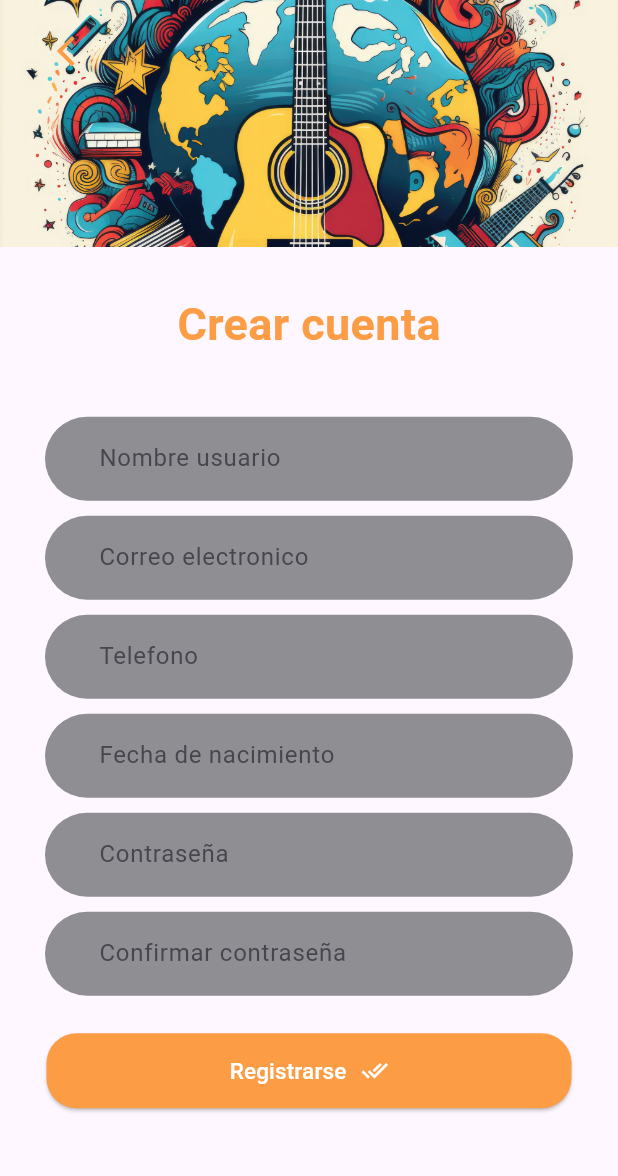
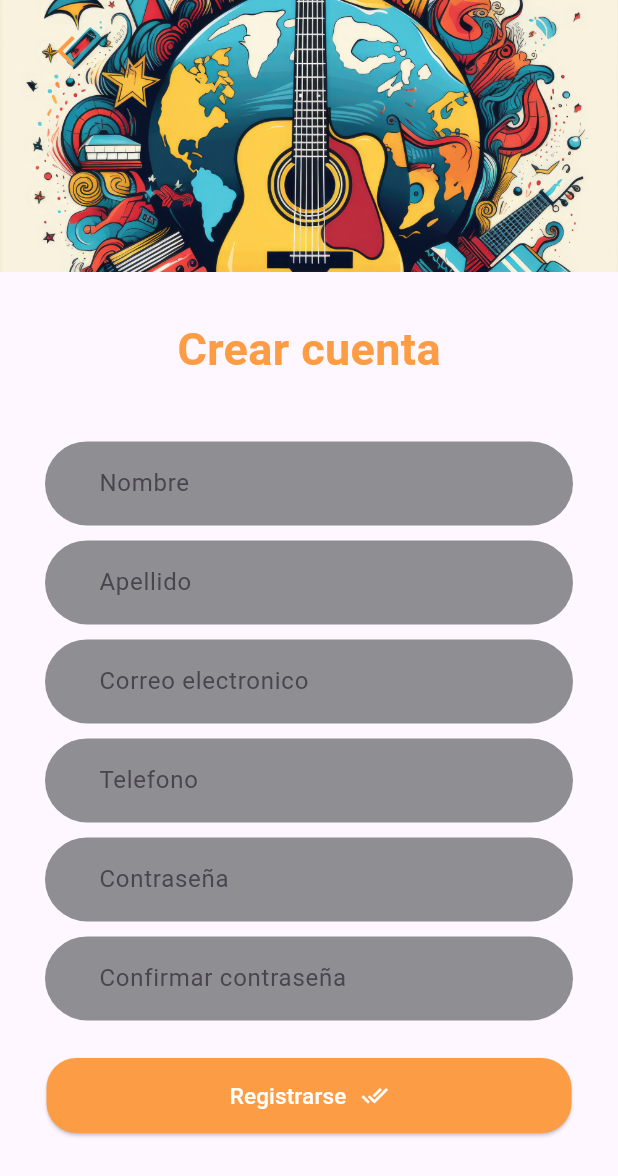
Before and after one commit to Mario-Fernando24/culturapp, a Flutter app: the RegisterView screen opened by its route, on a phone screen of 412 x 824 dp. Shown: the top 1176 px of the screen. Run offline on Flutter 3.47's test engine with Material 3 defaults, Android fonts, the phone set to English and light mode, and no system bars; our stand-ins replace bloc, cloud_firestore, equatable, firebase_auth, firebase_core, flutter_bloc; accounts and stored records are empty.

Commit message:
registro en auth y coleccion usuario

```diff
--- a/lib/data/authRepositoryImp.dart
+++ b/lib/data/authRepositoryImp.dart
@@ -32,7 +32,7 @@ class AuthRespositoryImpl implements AuthRespository {
         password: usuario.password!,
       );
 
-      Users users = Users(uid: userCredential.user!.uid);
+      Users users = Users(uid: userCredential.user!.uid, username: usuario.username, lastname: usuario.lastname, email: usuario.email, telefono: usuario.telefono);
       await FirebaseFirestore.instance
           .collection('Usuario')
           .doc(userCredential.user!.uid)
--- a/lib/domain/models/usuario.dart
+++ b/lib/domain/models/usuario.dart
@@ -7,6 +7,7 @@ String usersToJson(Users data) => json.encode(data.toJson());
 class Users {
   String ?uid;
   String ?username;
+  String ?lastname;
   String ?email;
   String ?telefono;
   String ?password;
@@ -15,6 +16,7 @@ class Users {
   Users({
     this.uid,
     this.username,
+    this.lastname,
     this.email,
     this.telefono,
     this.password,
@@ -24,6 +26,7 @@ class Users {
   factory Users.fromJson(Map<String, dynamic> json) => Users(
         uid: json["uid"],
         username: json["username"],
+        lastname: json["lastname"],
         email: json["email"],
         telefono: json["telefono"],
         password: json["password"],
@@ -33,6 +36,7 @@ class Users {
   Map<String, dynamic> toJson() => {
         "uid": uid,
         "username": username,
+        "lastname": lastname,
         "email": email,
         "telefono": telefono,
         "token": token,
--- a/lib/presentation/cubits/loginCubits/auth_state.dart
+++ b/lib/presentation/cubits/loginCubits/auth_state.dart
@@ -15,4 +15,7 @@ class AuthenticationSuccessBoolean extends AuthenticationState {
   final bool auth;
   AuthenticationSuccessBoolean(this.auth);
 }
-class AuthenticationFailure extends AuthenticationState {}
+class AuthenticationFailure extends AuthenticationState {
+  final String error;
+  AuthenticationFailure(this.error);
+}
--- a/lib/presentation/views/auth/register_view.dart
+++ b/lib/presentation/views/auth/register_view.dart
@@ -1,29 +1,63 @@
 import 'package:culturappco/config/themes/app_style.dart';
+import 'package:culturappco/domain/models/usuario.dart';
+import 'package:culturappco/presentation/cubits/loginCubits/auth_cubit.dart';
 import 'package:culturappco/presentation/widgets/back_button.dart';
 import 'package:culturappco/presentation/widgets/header_text.dart';
 import 'package:flutter/material.dart';
+import 'package:flutter_bloc/flutter_bloc.dart';
 
-class RegisterView extends StatelessWidget {
+class RegisterView extends StatefulWidget {
   const RegisterView({super.key});
+
+  @override
+  State<RegisterView> createState() => _RegisterViewState();
+}
+
+class _RegisterViewState extends State<RegisterView> {
+  final TextEditingController _usersController = TextEditingController();
+  final TextEditingController _lastNameController = TextEditingController();
+  final TextEditingController _emailController = TextEditingController();
+  final TextEditingController _phoneController = TextEditingController();
+  final TextEditingController _passwordController = TextEditingController();
+  final TextEditingController _password_confirm_Controller =
+      TextEditingController();
 
   @override
   Widget build(BuildContext context) {
     return Scaffold(
+      body: BlocConsumer<AuthenticationCubit, AuthenticationState>(
+        listener: (context, state) {
+          if (state is AuthenticationSuccess) {
+            // Navega a la pantalla principal u otra pantalla después del inicio de sesión exitoso
+          } else if (state is AuthenticationFailure) {
+            // Muestra un mensaje de error
+            ScaffoldMessenger.of(context)
+                .showSnackBar(SnackBar(content: Text(state.error)));
+          }
+        },
+        builder: (context, state) {
+          if (state is AuthenticationLoading) {
+            return Center(child: CircularProgressIndicator());
+          }
+          return _registerForm(context);
+        },
+      ),
+    );
+  }
 
-      body: SafeArea(
-        child: Scaffold(
-          body: SingleChildScrollView(
+  Widget _registerForm(BuildContext context) {
+    return SingleChildScrollView(
+      child: SafeArea(
         child: Column(
           children: [
             Stack(
               children: [
                 Container(
-                      child:  Image.asset(
+                  child: Image.asset(
                     "assets/images/onbording2.jpg",
                     width: double.infinity,
-                          height: MediaQuery.of(context).size.height * 0.20,
-                          fit: BoxFit
-                              .cover, // Ajusta el BoxFit según tus preferencias
+                    height: MediaQuery.of(context).size.height * 0.22,
+                    fit: BoxFit.cover, // Ajusta el BoxFit según tus preferencias
                   ),
                 ),
                 Container(
@@ -35,12 +69,10 @@ class RegisterView extends StatelessWidget {
           ],
         ),
       ),
-        ),
-      ),
     );
   }
-}
 
+  // @override
   Widget _container(BuildContext context) {
     return Center(
       child: Container(
@@ -48,12 +80,11 @@ Widget _container(BuildContext context) {
         child: SingleChildScrollView(
           child: Column(
             children: [
-            headerText('Crear cuenta', kPrimaryColor,
-                FontWeight.bold, 30.0),
+              headerText('Crear cuenta', kPrimaryColor, FontWeight.bold, 30.0),
               _userInput(context),
+              _lastNameInput(context),
               _emailInput(context),
               _phoneInput(context),
-            _dateOfBirthInput(context),
               _passwordInput(context),
               _passwordConfirmInput(context),
               _buttonSign_up(context)
@@ -72,9 +103,26 @@ Widget _userInput(BuildContext context) {
       decoration: BoxDecoration(
           color: inputColors, borderRadius: BorderRadius.circular(40.0)),
       child: TextField(
+        controller: _usersController,
         keyboardType: TextInputType.text,
         decoration: InputDecoration(
-          hintText: "Nombre usuario",
+            hintText: "Nombre",
+            border: OutlineInputBorder(borderSide: BorderSide.none)),
+      ),
+    );
+  }
+
+  Widget _lastNameInput(BuildContext context) {
+    return Container(
+      margin: EdgeInsets.only(top: 10.0),
+      padding: EdgeInsets.only(left: 20.0),
+      decoration: BoxDecoration(
+          color: inputColors, borderRadius: BorderRadius.circular(40.0)),
+      child: TextField(
+        controller: _lastNameController,
+        keyboardType: TextInputType.text,
+        decoration: InputDecoration(
+            hintText: "Apellido",
             border: OutlineInputBorder(borderSide: BorderSide.none)),
       ),
     );
@@ -87,6 +135,7 @@ Widget _emailInput(BuildContext context) {
       decoration: BoxDecoration(
           color: inputColors, borderRadius: BorderRadius.circular(40.0)),
       child: TextField(
+        controller: _emailController,
         keyboardType: TextInputType.emailAddress,
         decoration: InputDecoration(
             hintText: "Correo electronico",
@@ -102,24 +151,10 @@ Widget _phoneInput(BuildContext context) {
       decoration: BoxDecoration(
           color: inputColors, borderRadius: BorderRadius.circular(40.0)),
       child: TextField(
+        controller: _phoneController,
         keyboardType: TextInputType.phone,
         decoration: InputDecoration(
             hintText: "Telefono",
-          border: OutlineInputBorder(borderSide: BorderSide.none)),
-    ),
-  );
-}
-
-Widget _dateOfBirthInput(BuildContext context) {
-  return Container(
-    margin: EdgeInsets.only(top: 10.0),
-    padding: EdgeInsets.only(left: 20.0),
-    decoration: BoxDecoration(
-        color: inputColors, borderRadius: BorderRadius.circular(40.0)),
-    child: TextField(
-      keyboardType: TextInputType.datetime,
-      decoration: InputDecoration(
-          hintText: "Fecha de nacimiento",
             border: OutlineInputBorder(borderSide: BorderSide.none)),
       ),
     );
@@ -132,6 +167,7 @@ Widget _passwordInput(BuildContext context) {
       decoration: BoxDecoration(
           color: inputColors, borderRadius: BorderRadius.circular(40.0)),
       child: TextField(
+        controller: _passwordController,
         keyboardType: TextInputType.visiblePassword,
         obscureText: true,
         decoration: InputDecoration(
@@ -148,6 +184,7 @@ Widget _passwordConfirmInput(BuildContext context) {
       decoration: BoxDecoration(
           color: inputColors, borderRadius: BorderRadius.circular(40.0)),
       child: TextField(
+        controller: _password_confirm_Controller,
         keyboardType: TextInputType.visiblePassword,
         obscureText: true,
         decoration: InputDecoration(
@@ -157,15 +194,21 @@ Widget _passwordConfirmInput(BuildContext context) {
     );
   }
 
-
-
   Widget _buttonSign_up(BuildContext context) {
     return Container(
       width: 350.0,
       height: 50.0,
       margin: EdgeInsets.only(top: 25.0),
       child: ElevatedButton(
-      onPressed: () {},
+        onPressed: () {
+          final userss = Users(
+              username: _usersController.text.toString(),
+              lastname: _lastNameController.text.toString(),
+              email: _emailController.text.toString(),
+              telefono: _phoneController.text.toString(),
+              password: _passwordController.toString());
+          context.read<AuthenticationCubit>().register(userss);
+        },
         child: Row(
           mainAxisAlignment: MainAxisAlignment.center,
           children: [
@@ -189,3 +232,4 @@ Widget _buttonSign_up(BuildContext context) {
       ),
     );
   }
+}
```
Also changed, not shown: lib/presentation/cubits/loginCubits/auth_cubit.dart (+18 -2 lines). Lines whose indentation alone changed are shown as unchanged.
